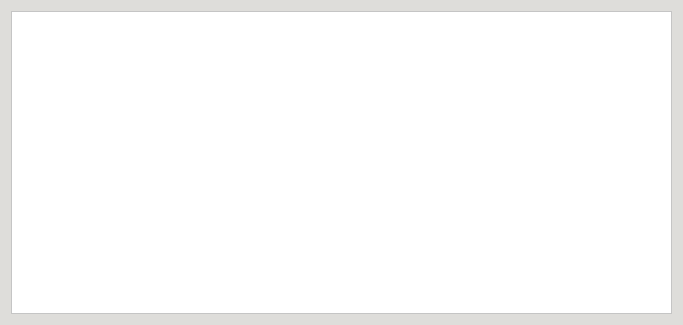
Before: the Qt Designer form CAI_PyQt/CAI_Admin/UI/MessageBox.ui in CPG19040/CPG19040, drawn with Qt 5.
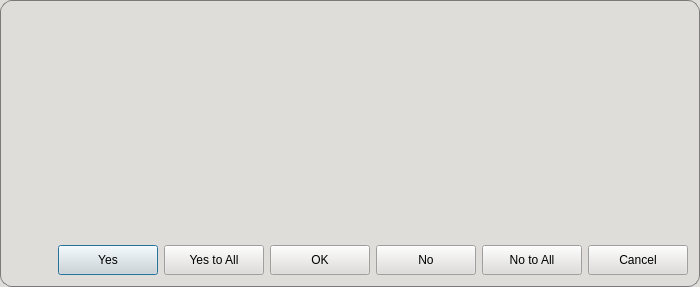
After: the same form once the commit is applied. Icons and pictures are not drawn.

Patch:
```diff
--- a/CAI_PyQt/CAI_Admin/UI/MessageBox.ui
+++ b/CAI_PyQt/CAI_Admin/UI/MessageBox.ui
@@ -6,10 +6,16 @@
    <rect>
     <x>0</x>
     <y>0</y>
-    <width>683</width>
-    <height>325</height>
+    <width>700</width>
+    <height>287</height>
    </rect>
   </property>
+  <property name="minimumSize">
+   <size>
+    <width>500</width>
+    <height>0</height>
+   </size>
+  </property>
   <property name="windowTitle">
    <string>Message</string>
   </property>
@@ -27,15 +33,558 @@
   <property name="modal">
    <bool>true</bool>
   </property>
-  <layout class="QVBoxLayout" name="verticalLayout_2">
+  <layout class="QVBoxLayout" name="verticalLayout">
+   <property name="spacing">
+    <number>0</number>
+   </property>
+   <property name="leftMargin">
+    <number>0</number>
+   </property>
+   <property name="topMargin">
+    <number>0</number>
+   </property>
+   <property name="rightMargin">
+    <number>0</number>
+   </property>
+   <property name="bottomMargin">
+    <number>0</number>
+   </property>
    <item>
-    <widget class="QPlainTextEdit" name="plainTextEdit">
-     <property name="lineWrapMode">
-      <enum>QPlainTextEdit::NoWrap</enum>
+    <widget class="QFrame" name="dlg_frame_header">
+     <property name="minimumSize">
+      <size>
+       <width>0</width>
+       <height>35</height>
+      </size>
      </property>
-     <property name="readOnly">
+     <property name="maximumSize">
+      <size>
+       <width>16777215</width>
+       <height>35</height>
+      </size>
+     </property>
+     <property name="mouseTracking">
       <bool>true</bool>
      </property>
+     <property name="styleSheet">
+      <string notr="true">#dlg_frame_header {
+	background-color: #deddda;
+	border-top-left-radius: 12px;
+	border-top-right-radius: 12px;
+	border: 1px solid #7a7a7a;
+	border-bottom: none;
+}</string>
+     </property>
+     <property name="frameShape">
+      <enum>QFrame::StyledPanel</enum>
+     </property>
+     <property name="frameShadow">
+      <enum>QFrame::Raised</enum>
+     </property>
+     <layout class="QHBoxLayout" name="horizontalLayout_6">
+      <property name="spacing">
+       <number>6</number>
+      </property>
+      <property name="leftMargin">
+       <number>13</number>
+      </property>
+      <property name="topMargin">
+       <number>0</number>
+      </property>
+      <property name="rightMargin">
+       <number>4</number>
+      </property>
+      <property name="bottomMargin">
+       <number>0</number>
+      </property>
+      <item>
+       <widget class="QWidget" name="widget_window_icon" native="true">
+        <property name="minimumSize">
+         <size>
+          <width>0</width>
+          <height>34</height>
+         </size>
+        </property>
+        <property name="maximumSize">
+         <size>
+          <width>16777215</width>
+          <height>34</height>
+         </size>
+        </property>
+        <property name="styleSheet">
+         <string notr="true">background: transparent;</string>
+        </property>
+        <layout class="QHBoxLayout" name="horizontalLayout_4">
+         <property name="spacing">
+          <number>6</number>
+         </property>
+         <property name="leftMargin">
+          <number>0</number>
+         </property>
+         <property name="topMargin">
+          <number>0</number>
+         </property>
+         <property name="rightMargin">
+          <number>0</number>
+         </property>
+         <property name="bottomMargin">
+          <number>0</number>
+         </property>
+         <item>
+          <widget class="QLabel" name="label_icon">
+           <property name="minimumSize">
+            <size>
+             <width>30</width>
+             <height>30</height>
+            </size>
+           </property>
+           <property name="maximumSize">
+            <size>
+             <width>30</width>
+             <height>30</height>
+            </size>
+           </property>
+           <property name="text">
+            <string/>
+           </property>
+           <property name="pixmap">
+            <pixmap resource="../resources.qrc">:/Images/Images/information.png</pixmap>
+           </property>
+           <property name="scaledContents">
+            <bool>true</bool>
+           </property>
+           <property name="alignment">
+            <set>Qt::AlignCenter</set>
+           </property>
+          </widget>
+         </item>
+         <item>
+          <widget class="QLabel" name="label_windowTitle">
+           <property name="minimumSize">
+            <size>
+             <width>100</width>
+             <height>0</height>
+            </size>
+           </property>
+           <property name="font">
+            <font>
+             <family>Inter SemiBold</family>
+             <pointsize>11</pointsize>
+             <weight>50</weight>
+             <italic>false</italic>
+             <bold>false</bold>
+            </font>
+           </property>
+           <property name="styleSheet">
+            <string notr="true">background: transparent;
+color: rgb(0, 0, 0);
+font: 11pt &quot;Inter SemiBold&quot;;</string>
+           </property>
+           <property name="text">
+            <string/>
+           </property>
+           <property name="alignment">
+            <set>Qt::AlignLeading|Qt::AlignLeft|Qt::AlignVCenter</set>
+           </property>
+          </widget>
+         </item>
+        </layout>
+       </widget>
+      </item>
+      <item>
+       <spacer name="horizontalSpacer">
+        <property name="orientation">
+         <enum>Qt::Horizontal</enum>
+        </property>
+        <property name="sizeHint" stdset="0">
+         <size>
+          <width>40</width>
+          <height>20</height>
+         </size>
+        </property>
+       </spacer>
+      </item>
+     </layout>
+    </widget>
+   </item>
+   <item>
+    <widget class="QWidget" name="widget_body" native="true">
+     <property name="styleSheet">
+      <string notr="true">#widget_body {
+	background-color: #deddda;
+	border: 1px solid #7a7a7a;
+	border-bottom-left-radius: 12px;
+	border-bottom-right-radius: 12px;
+	border-top: none;
+}
+
+#plainTextEdit {
+	border: none;
+	background-color: #deddda;
+}
+
+QPushButton[class=&quot;button-green&quot;] {
+	border: 1px solid #0a5128;
+    border-radius: 15px;
+    padding: 0px 10px 0px;
+    background: qlineargradient(x1:0, y1:0, x2:0, y2:1, 
+                                stop:0 #1ebd5d, 
+                                stop:1 #107f3f);
+    color: #FFF;
+    font: 10pt &quot;Inter SemiBold&quot;;
+}
+
+QPushButton[class=&quot;button-green&quot;]:hover {
+    background: qlineargradient(x1:0, y1:0, x2:0, y2:1, 
+                                stop:0 #2ecc71, 
+                                stop:1 #27AE60);
+}
+
+QPushButton[class=&quot;button-green&quot;]:pressed {
+    background: qlineargradient(x1:0, y1:0, x2:0, y2:1, 
+                                stop:0 #0b572a, 
+                                stop:1 #129046); 
+}
+
+QPushButton[class=&quot;button-green&quot;]:disabled {
+    background: #A5D6A7;
+    color: #E8F5E9;
+    opacity: 0.6;
+}
+
+*[class=&quot;button-normal&quot;] {
+	font: 10pt &quot;Inter&quot;;
+	background: qlineargradient(x1:0, y1:0, x2:0, y2:1, 
+                                stop:0 #ffffff, 
+                                stop:1 #d8ecf6);
+	color: black;
+	border-radius: 15px;
+	border: 1px solid rgb(154, 153, 150);
+}
+
+*[class=&quot;button-normal&quot;]:hover {
+	background: qlineargradient(x1:0, y1:0, x2:0, y2:1, 
+                                stop:0 #ffffff, 
+                                stop:1 #f2f6f8);
+}
+
+*[class=&quot;button-normal&quot;]:pressed {
+    background: qlineargradient(x1:0, y1:0, x2:0, y2:1, 
+                                stop:0 #dce5e9, 
+                                stop:1 #ffffff);
+}
+
+*[class=&quot;button-normal&quot;]:disabled {
+	background: #f5f5f5;
+	border: 1px solid #dcdcdc;
+	color: #aeaeae;
+}
+
+QScrollBar:vertical {
+    border: none;
+    background: #ffffff;
+    width: 10px;
+    margin: 0px;
+    border-radius: 5px;
+}
+
+QScrollBar::handle:vertical {
+    background: #7a7a7a;
+    min-height: 20px;
+    border-radius: 5px;
+}
+
+QScrollBar::handle:vertical:hover {
+    background: #574939;
+}
+
+/* 4. HORIZONTAL SCROLLBAR */
+QScrollBar:horizontal {
+    border: none;
+    background: #ffffff;
+    height: 10px;
+    margin: 0px;
+    border-radius: 5px;
+}
+
+QScrollBar::handle:horizontal {
+    background: #7a7a7a;
+    min-width: 20px;
+    border-radius: 5px;
+}
+
+QScrollBar::handle:horizontal:hover {
+    background: #574939;
+}
+
+/* 5. REMOVE BUTTONS &amp; TRACK BACKGROUNDS */
+/* This handles both horizontal and vertical arrows/tracks */
+QScrollBar::add-line:vertical, QScrollBar::sub-line:vertical,
+QScrollBar::add-line:horizontal, QScrollBar::sub-line:horizontal {
+    border: none;
+    background: none;
+    width: 0px;
+    height: 0px;
+}
+
+QScrollBar::add-page:vertical, QScrollBar::sub-page:vertical,
+QScrollBar::add-page:horizontal, QScrollBar::sub-page:horizontal {
+    background: none;
+}</string>
+     </property>
+     <layout class="QVBoxLayout" name="verticalLayout_2">
+      <property name="leftMargin">
+       <number>12</number>
+      </property>
+      <property name="rightMargin">
+       <number>12</number>
+      </property>
+      <item>
+       <widget class="QPlainTextEdit" name="plainTextEdit">
+        <property name="sizeAdjustPolicy">
+         <enum>QAbstractScrollArea::AdjustToContents</enum>
+        </property>
+        <property name="lineWrapMode">
+         <enum>QPlainTextEdit::NoWrap</enum>
+        </property>
+        <property name="readOnly">
+         <bool>true</bool>
+        </property>
+       </widget>
+      </item>
+      <item>
+       <widget class="QWidget" name="widget_window_buttons" native="true">
+        <property name="minimumSize">
+         <size>
+          <width>0</width>
+          <height>36</height>
+         </size>
+        </property>
+        <property name="maximumSize">
+         <size>
+          <width>16777215</width>
+          <height>36</height>
+         </size>
+        </property>
+        <property name="styleSheet">
+         <string notr="true"/>
+        </property>
+        <layout class="QHBoxLayout" name="horizontalLayout_13">
+         <property name="leftMargin">
+          <number>0</number>
+         </property>
+         <property name="topMargin">
+          <number>0</number>
+         </property>
+         <property name="rightMargin">
+          <number>0</number>
+         </property>
+         <property name="bottomMargin">
+          <number>0</number>
+         </property>
+         <item>
+          <spacer name="horizontalSpacer_2">
+           <property name="orientation">
+            <enum>Qt::Horizontal</enum>
+           </property>
+           <property name="sizeHint" stdset="0">
+            <size>
+             <width>40</width>
+             <height>20</height>
+            </size>
+           </property>
+          </spacer>
+         </item>
+         <item>
+          <widget class="QPushButton" name="btnYes">
+           <property name="minimumSize">
+            <size>
+             <width>100</width>
+             <height>30</height>
+            </size>
+           </property>
+           <property name="maximumSize">
+            <size>
+             <width>100</width>
+             <height>30</height>
+            </size>
+           </property>
+           <property name="cursor">
+            <cursorShape>PointingHandCursor</cursorShape>
+           </property>
+           <property name="styleSheet">
+            <string notr="true"/>
+           </property>
+           <property name="text">
+            <string>Yes</string>
+           </property>
+           <property name="class" stdset="0">
+            <string>button-green</string>
+           </property>
+          </widget>
+         </item>
+         <item>
+          <widget class="QPushButton" name="btnYesAll">
+           <property name="minimumSize">
+            <size>
+             <width>100</width>
+             <height>30</height>
+            </size>
+           </property>
+           <property name="maximumSize">
+            <size>
+             <width>100</width>
+             <height>30</height>
+            </size>
+           </property>
+           <property name="cursor">
+            <cursorShape>PointingHandCursor</cursorShape>
+           </property>
+           <property name="styleSheet">
+            <string notr="true"/>
+           </property>
+           <property name="text">
+            <string>Yes to All</string>
+           </property>
+           <property name="class" stdset="0">
+            <string>button-green</string>
+           </property>
+          </widget>
+         </item>
+         <item>
+          <widget class="QPushButton" name="btnOk">
+           <property name="minimumSize">
+            <size>
+             <width>100</width>
+             <height>30</height>
+            </size>
+           </property>
+           <property name="maximumSize">
+            <size>
+             <width>100</width>
+             <height>30</height>
+            </size>
+           </property>
+           <property name="cursor">
+            <cursorShape>PointingHandCursor</cursorShape>
+           </property>
+           <property name="styleSheet">
+            <string notr="true"/>
+           </property>
+           <property name="text">
+            <string>OK</string>
+           </property>
+           <property name="class" stdset="0">
+            <string>button-green</string>
+           </property>
+          </widget>
+         </item>
+         <item>
+          <widget class="QPushButton" name="btnNo">
+           <property name="minimumSize">
+            <size>
+             <width>100</width>
+             <height>30</height>
+            </size>
+           </property>
+           <property name="maximumSize">
+            <size>
+             <width>100</width>
+             <height>30</height>
+            </size>
+           </property>
+           <property name="cursor">
+            <cursorShape>PointingHandCursor</cursorShape>
+           </property>
+           <property name="styleSheet">
+            <string notr="true"/>
+           </property>
+           <property name="text">
+            <string>No</string>
+           </property>
+           <property name="iconSize">
+            <size>
+             <width>12</width>
+             <height>12</height>
+            </size>
+           </property>
+           <property name="class" stdset="0">
+            <string>button-normal</string>
+           </property>
+          </widget>
+         </item>
+         <item>
+          <widget class="QPushButton" name="btnNoAll">
+           <property name="minimumSize">
+            <size>
+             <width>100</width>
+             <height>30</height>
+            </size>
+           </property>
+           <property name="maximumSize">
+            <size>
+             <width>100</width>
+             <height>30</height>
+            </size>
+           </property>
+           <property name="cursor">
+            <cursorShape>PointingHandCursor</cursorShape>
+           </property>
+           <property name="styleSheet">
+            <string notr="true"/>
+           </property>
+           <property name="text">
+            <string>No to All</string>
+           </property>
+           <property name="iconSize">
+            <size>
+             <width>12</width>
+             <height>12</height>
+            </size>
+           </property>
+           <property name="class" stdset="0">
+            <string>button-normal</string>
+           </property>
+          </widget>
+         </item>
+         <item>
+          <widget class="QPushButton" name="btnCancel">
+           <property name="minimumSize">
+            <size>
+             <width>100</width>
+             <height>30</height>
+            </size>
+           </property>
+           <property name="maximumSize">
+            <size>
+             <width>100</width>
+             <height>30</height>
+            </size>
+           </property>
+           <property name="cursor">
+            <cursorShape>PointingHandCursor</cursorShape>
+           </property>
+           <property name="styleSheet">
+            <string notr="true"/>
+           </property>
+           <property name="text">
+            <string>Cancel</string>
+           </property>
+           <property name="iconSize">
+            <size>
+             <width>12</width>
+             <height>12</height>
+            </size>
+           </property>
+           <property name="class" stdset="0">
+            <string>button-normal</string>
+           </property>
+          </widget>
+         </item>
+        </layout>
+       </widget>
+      </item>
+     </layout>
     </widget>
    </item>
   </layout>
```
Left out of the diff: 3 changed lines with no effect on the pictures.
